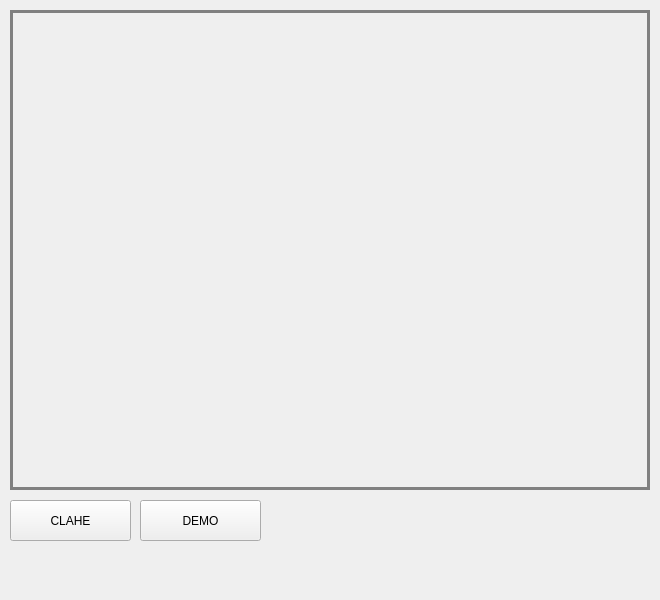
Above: Form Files/COMPUTER_VISION.ui from goobncl/CV_PROTO before the change. Below: the same form after it.
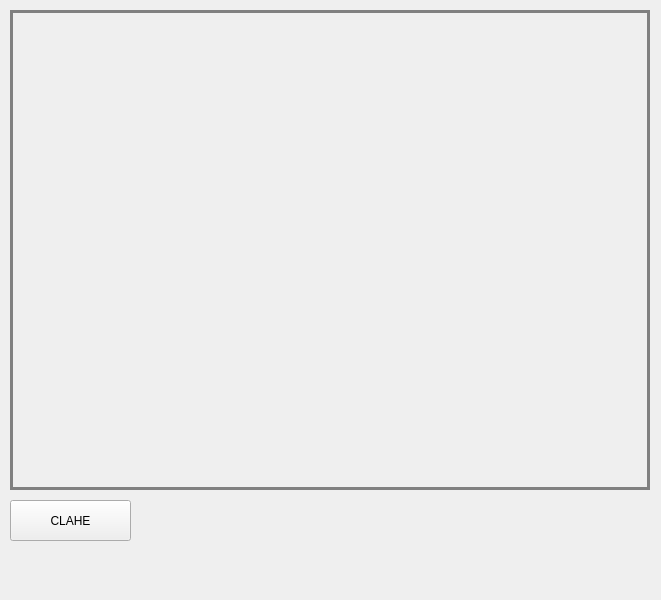
That is the form after the change.

Commit message: 주석 작업, 추후 제거예정

```diff
--- a/Form Files/COMPUTER_VISION.ui
+++ b/Form Files/COMPUTER_VISION.ui
@@ -6,7 +6,7 @@
    <rect>
     <x>0</x>
     <y>0</y>
-    <width>660</width>
+    <width>661</width>
     <height>600</height>
    </rect>
   </property>
@@ -61,19 +61,6 @@
      <string>CLAHE</string>
     </property>
    </widget>
-   <widget class="QPushButton" name="demoBtn">
-    <property name="geometry">
-     <rect>
-      <x>140</x>
-      <y>500</y>
-      <width>121</width>
-      <height>41</height>
-     </rect>
-    </property>
-    <property name="text">
-     <string>DEMO</string>
-    </property>
-   </widget>
   </widget>
  </widget>
  <layoutdefault spacing="6" margin="11"/>
```
Left out of the diff: 4 changed lines with no effect on the pictures. The commit also changes 1 other file.
